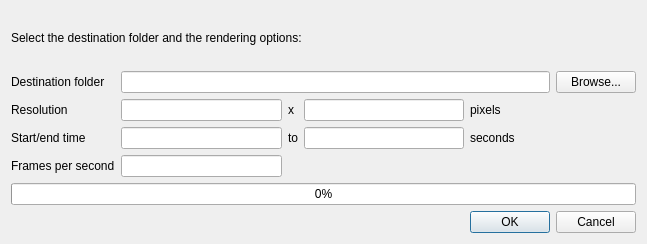
The window that tao/render_to_file_dialog.ui (c3d/tao3D) describes before a commit, drawn with Qt 5.
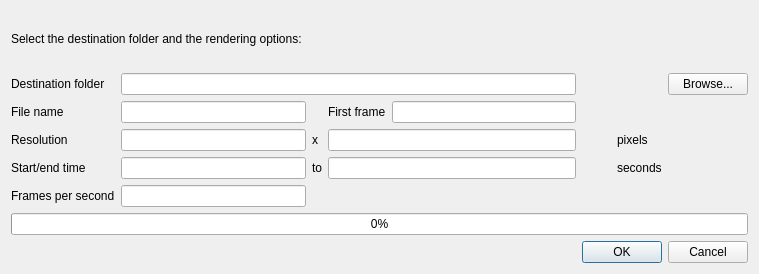
The same window after the commit.

Commit message: Render to frames: add format string and number of first frame. Closes #2824.

Patch:
```diff
--- a/tao/render_to_file_dialog.ui
+++ b/tao/render_to_file_dialog.ui
@@ -9,8 +9,8 @@
    <rect>
     <x>0</x>
     <y>0</y>
-    <width>647</width>
-    <height>244</height>
+    <width>759</width>
+    <height>274</height>
    </rect>
   </property>
   <property name="sizePolicy">
@@ -23,6 +23,9 @@
    <string>Render to files</string>
   </property>
   <layout class="QGridLayout" name="gridLayout">
+   <item row="5" column="1">
+    <widget class="QLineEdit" name="startEdit"/>
+   </item>
    <item row="0" column="0" colspan="6">
     <widget class="QLabel" name="msgLabel">
      <property name="text">
@@ -33,108 +36,136 @@
      </property>
     </widget>
    </item>
-   <item row="1" column="0">
-    <widget class="QLabel" name="folderLabel">
+   <item row="6" column="0">
+    <widget class="QLabel" name="fpsLabel">
      <property name="text">
-      <string>Destination folder</string>
+      <string>Frames per second</string>
      </property>
     </widget>
    </item>
-   <item row="1" column="1" colspan="4">
-    <widget class="QLineEdit" name="folderEdit"/>
-   </item>
-   <item row="1" column="5">
-    <widget class="QPushButton" name="browseButton">
+   <item row="5" column="6">
+    <widget class="QLabel" name="secondsLabel">
      <property name="text">
-      <string>Browse...</string>
+      <string>seconds</string>
      </property>
     </widget>
    </item>
-   <item row="2" column="0">
-    <widget class="QLabel" name="resolutionLabel">
+   <item row="5" column="0">
+    <widget class="QLabel" name="startEndLabel">
      <property name="text">
-      <string>Resolution</string>
+      <string>Start/end time</string>
      </property>
     </widget>
    </item>
-   <item row="2" column="1">
-    <widget class="QLineEdit" name="xResolution"/>
-   </item>
-   <item row="2" column="2">
+   <item row="4" column="2">
     <widget class="QLabel" name="xLabel">
      <property name="text">
       <string>x</string>
      </property>
     </widget>
    </item>
-   <item row="2" column="3">
+   <item row="4" column="3" colspan="2">
     <widget class="QLineEdit" name="yResolution"/>
    </item>
-   <item row="2" column="4">
+   <item row="4" column="0">
+    <widget class="QLabel" name="resolutionLabel">
+     <property name="text">
+      <string>Resolution</string>
+     </property>
+    </widget>
+   </item>
+   <item row="5" column="3" colspan="2">
+    <widget class="QLineEdit" name="endEdit">
+     <property name="text">
+      <string/>
+     </property>
+    </widget>
+   </item>
+   <item row="6" column="1">
+    <widget class="QLineEdit" name="fpsEdit"/>
+   </item>
+   <item row="4" column="6">
     <widget class="QLabel" name="pixelsLabel">
      <property name="text">
       <string>pixels</string>
      </property>
     </widget>
    </item>
-   <item row="3" column="0">
-    <widget class="QLabel" name="startEndLabel">
+   <item row="8" column="5" colspan="3">
+    <widget class="QDialogButtonBox" name="buttonBox">
+     <property name="orientation">
+      <enum>Qt::Horizontal</enum>
+     </property>
+     <property name="standardButtons">
+      <set>QDialogButtonBox::Cancel|QDialogButtonBox::Ok</set>
+     </property>
+    </widget>
+   </item>
+   <item row="2" column="0">
+    <widget class="QLabel" name="folderLabel">
      <property name="text">
-      <string>Start/end time</string>
+      <string>Destination folder</string>
      </property>
     </widget>
    </item>
-   <item row="3" column="1">
-    <widget class="QLineEdit" name="startEdit"/>
+   <item row="4" column="1">
+    <widget class="QLineEdit" name="xResolution"/>
    </item>
-   <item row="3" column="2">
+   <item row="2" column="7">
+    <widget class="QPushButton" name="browseButton">
+     <property name="text">
+      <string>Browse...</string>
+     </property>
+    </widget>
+   </item>
+   <item row="5" column="2">
     <widget class="QLabel" name="toLabel">
      <property name="text">
       <string>to</string>
      </property>
     </widget>
    </item>
+   <item row="3" column="0">
+    <widget class="QLabel" name="fileLabel">
+     <property name="text">
+      <string>File name</string>
+     </property>
+    </widget>
+   </item>
+   <item row="3" column="1">
+    <widget class="QLineEdit" name="fileEdit">
+     <property name="toolTip">
+      <string>%0d: frame number with leading zeros; %%: percent; numeric printf formats accepted</string>
+     </property>
+     <property name="text">
+      <string/>
+     </property>
+    </widget>
+   </item>
    <item row="3" column="3">
-    <widget class="QLineEdit" name="endEdit">
+    <widget class="QLabel" name="firstFrameLabel">
      <property name="text">
-      <string/>
+      <string>First frame</string>
      </property>
     </widget>
    </item>
    <item row="3" column="4">
-    <widget class="QLabel" name="secondsLabel">
+    <widget class="QLineEdit" name="firstFrameEdit">
      <property name="text">
-      <string>seconds</string>
+      <string/>
      </property>
     </widget>
    </item>
-   <item row="4" column="0">
-    <widget class="QLabel" name="fpsLabel">
-     <property name="text">
-      <string>Frames per second</string>
-     </property>
-    </widget>
+   <item row="2" column="1" colspan="4">
+    <widget class="QLineEdit" name="folderEdit"/>
    </item>
-   <item row="4" column="1">
-    <widget class="QLineEdit" name="fpsEdit"/>
-   </item>
-   <item row="5" column="0" colspan="6">
+   <item row="7" column="0" colspan="8">
     <widget class="QProgressBar" name="progressBar">
      <property name="value">
       <number>0</number>
      </property>
     </widget>
    </item>
-   <item row="6" column="4" colspan="2">
-    <widget class="QDialogButtonBox" name="buttonBox">
-     <property name="orientation">
-      <enum>Qt::Horizontal</enum>
-     </property>
-     <property name="standardButtons">
-      <set>QDialogButtonBox::Cancel|QDialogButtonBox::Ok</set>
-     </property>
-    </widget>
-   </item>
   </layout>
  </widget>
  <resources/>
```
Left out of the diff: 12 changed lines with no effect on the pictures. The commit also changes 4 other files.
